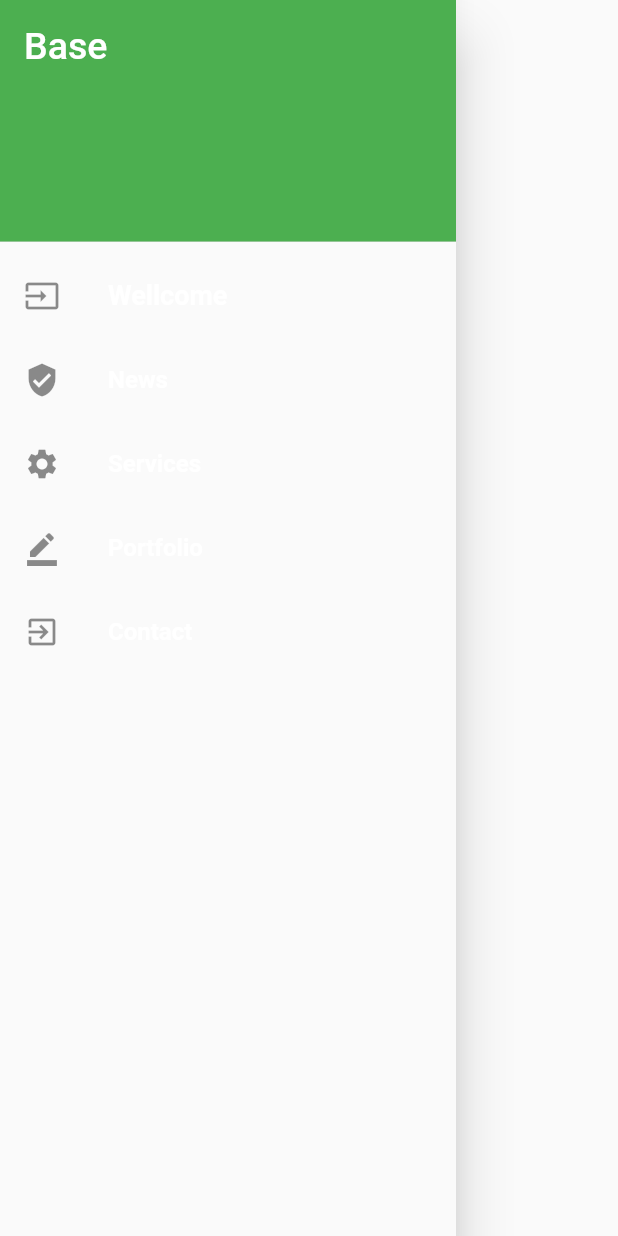
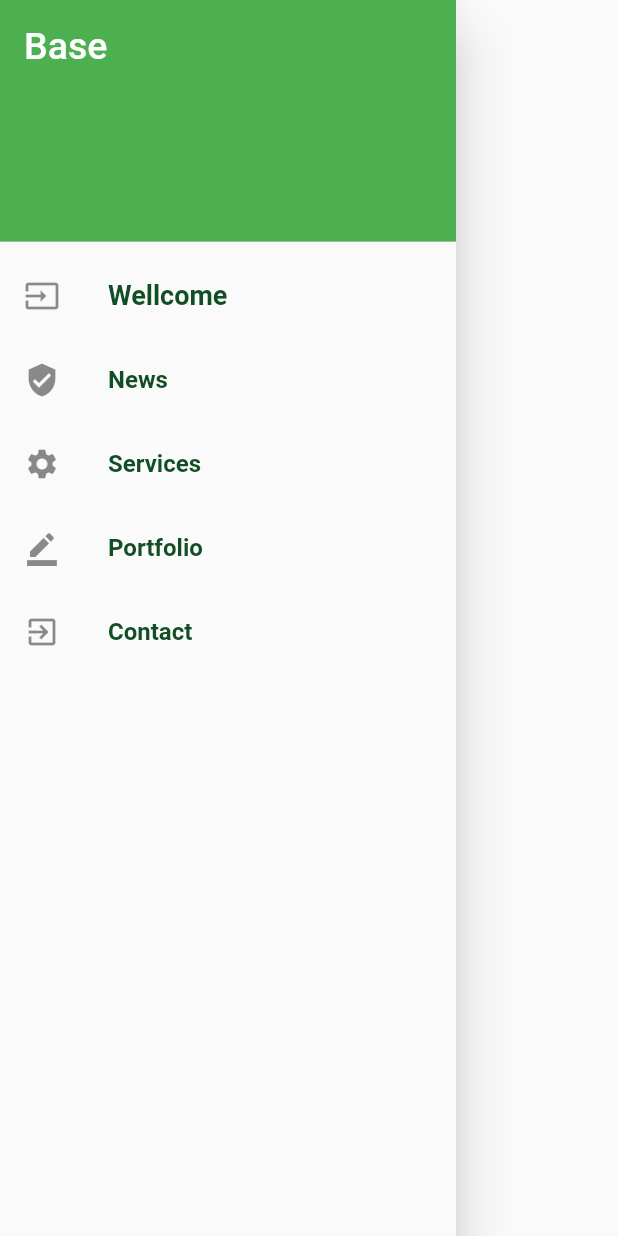
Before and after one commit to pedrozopayares/Base-Flutter-Template, a Flutter app: the NavDrawer widget shown alone on an empty page, opened directly, on a phone screen of 412 x 824 dp. Run offline on Flutter 3.47's test engine with Material 2 defaults, Android fonts, the phone set to English and light mode, and no system bars.

Commit message:
Text color for drawer widget testing.

```diff
--- a/lib/widgets/NavDrawer.dart
+++ b/lib/widgets/NavDrawer.dart
@@ -23,7 +23,7 @@ class NavDrawer extends StatelessWidget {
               textAlign: TextAlign.left,
               overflow: TextOverflow.ellipsis,
               style: TextStyle(
-                  color: Colors.white,
+                  color: Color.fromARGB(255, 17, 78, 37),
                   fontSize: 18,
                   fontWeight: FontWeight.bold),
             ),
@@ -36,7 +36,7 @@ class NavDrawer extends StatelessWidget {
               textAlign: TextAlign.left,
               overflow: TextOverflow.ellipsis,
               style: TextStyle(
-                  color: Colors.white,
+                  color: Color.fromARGB(255, 17, 78, 37),
                   fontSize: 16,
                   fontWeight: FontWeight.bold),
             ),
@@ -49,7 +49,7 @@ class NavDrawer extends StatelessWidget {
               textAlign: TextAlign.left,
               overflow: TextOverflow.ellipsis,
               style: TextStyle(
-                  color: Colors.white,
+                  color: Color.fromARGB(255, 17, 78, 37),
                   fontSize: 16,
                   fontWeight: FontWeight.bold),
             ),
@@ -62,7 +62,7 @@ class NavDrawer extends StatelessWidget {
               textAlign: TextAlign.left,
               overflow: TextOverflow.ellipsis,
               style: TextStyle(
-                  color: Colors.white,
+                  color: Color.fromARGB(255, 17, 78, 37),
                   fontSize: 16,
                   fontWeight: FontWeight.bold),
             ),
@@ -75,7 +75,7 @@ class NavDrawer extends StatelessWidget {
               textAlign: TextAlign.left,
               overflow: TextOverflow.ellipsis,
               style: TextStyle(
-                  color: Colors.white,
+                  color: Color.fromARGB(255, 17, 78, 37),
                   fontSize: 16,
                   fontWeight: FontWeight.bold),
             ),
```
